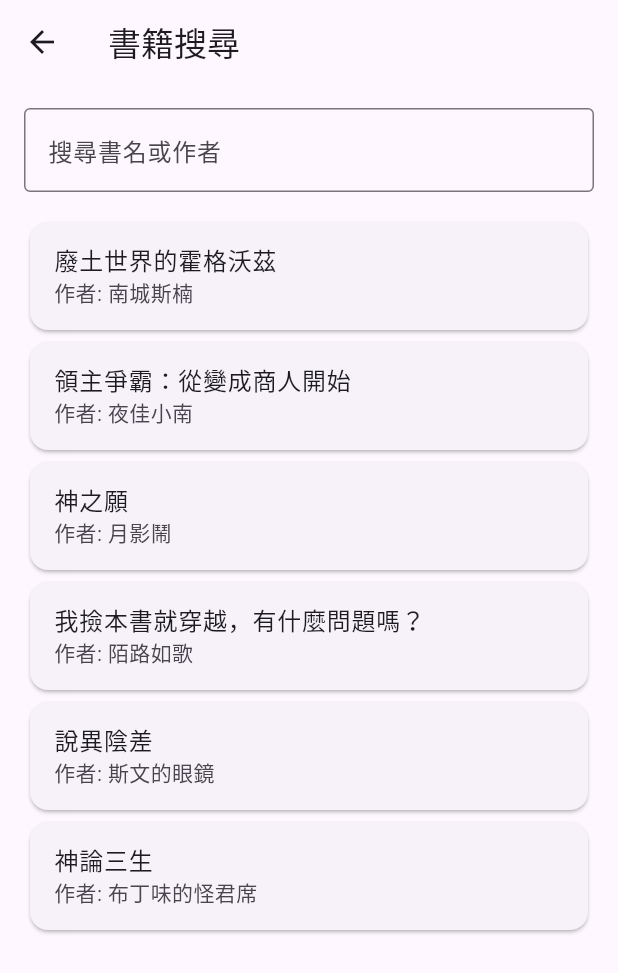
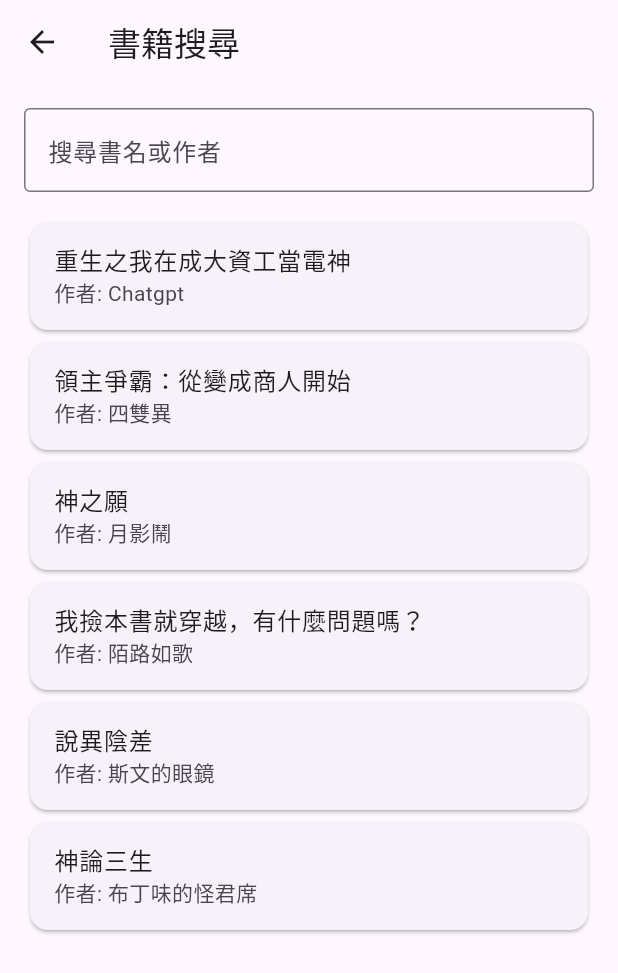
Before and after one commit to Ethan921001/novel_app, a Flutter app: the SearchPage screen opened directly, on a phone screen of 412 x 824 dp. Shown: the top 973 px of the screen. Run offline on Flutter 3.47's test engine with Material 3 defaults, Android fonts, the phone set to English and light mode, and no system bars; our stand-ins replace flutter_tts.

Commit message:
Update reedPage Update images

```diff
--- a/assets/books/book0/chapter1.txt
+++ b/assets/books/book0/chapter1.txt
@@ -1 +1,43 @@
-和朋友一起追劇，不錯過最新、最熱門、最潮的話題大劇，即時分享娛樂影音，展開精彩生活故事，LINE TV是您的追劇第一選擇！
+第一章：我龍傲天，鏟薯條鏟到過勞死
+
+龍傲天曾經懷抱著成為電神的夢想，滿懷壯志地踏入了成大資工的大門。
+
+他以為自己將會站上演算法競賽的巔峰，Python一出誰與爭鋒，C++寫到讓教授下跪。
+然而現實比 Dijkstra 還要冷酷無情。
+
+大一的微積分，讓他一度懷疑自己是不是上錯系；大二的資料結構，把他敲進了人生的黑洞；到了大三，他以為自己熬過了地獄，沒想到**「機率」**一門課就讓他直接升天。
+
+那年冬天，他帶著累積45學分不及格的輝煌戰績，被二一退學，成為資工系的都市傳說。
+
+從學校出來後，他四處打工，最後落腳在永康的麥當勞。每天鏟薯條、清油鍋、被店長罵，一日復一日。直到有一天，他連人帶薯條一起倒在後場地板上，油味與疲憊交織成一幅慘烈的社會寫實畫。
+
+他，死了。
+
+但命運卻沒有放過他。
+
+第二章：回到大一，我要手刃全卷系！
+睜開眼的那一刻，龍傲天猛地坐起身，嚇得室友從床上掉下來。
+
+「你幹嘛啦？大一上第一天耶，別嚇我啊！」室友說完繼續穿外套，準備去上八點的程設。
+
+大一？
+程設？
+這不是我被學長陰掉、寫到吐血的那門地獄課嗎？！
+
+他低頭一看，桌上那本《C語言設計與邏輯思維》封面還帶著沒撕乾淨的塑膠封膜，一切都那麼熟悉，那麼……讓人PTSD發作。
+
+我……重生了？
+
+腦中彷彿開啟了某種資料庫，過去三年他被課程肆虐的記憶，還有無數被他苦背下來的考古題，全都湧現。
+
+他顫抖著手打開筆電，登入iLMS，果然——現在才九月，所有課都還沒開打。
+
+他冷笑一聲，眼神中燃起復仇的怒火。
+
+「好……既然老天給我重來的機會——」
+
+「這次，我要當電神！」
+
+「我要讓卷哥卷姐在我面前瑟瑟發抖，讓學長姐懷疑人生，讓教授跪求我不要問問題！」
+
+要繼續寫主角如何吊打卷哥、課堂內外瘋狂刷題、用考古題做出機器學習預測考題模型（？），或是攻略學姐，歡迎告訴我你想要的風格：熱血？搞笑？諷刺？戀愛加持？我可以幫你繼續發展這部重生爽文。
--- a/assets/books/book0/chapter2.txt
+++ b/assets/books/book0/chapter2.txt
@@ -1 +1,3 @@
+第二章
+
 114上學期 COURSERA課程帳號申請登記: 即日起~6/9(一)請有興趣的同學(限本系學生,不含雙主修輔系學生)填寫登記，名額為55名，如申請人數過多，將依公告規定申請順位及登記先後順序進行核定，至名額額滿為止。
--- a/assets/books/book0/chapter3.txt
+++ b/assets/books/book0/chapter3.txt
@@ -1,3 +1,5 @@
+第三章
+
 1.    帳號權限：在學期間以獲取一次為限 ，每次一學期。(曾獲帳號權限如再次申請，雙語辦公室將檢核後剃除)
 
 2.    申請順位：大二→大四→大三→大一(114學年上學期時編列的年級)。
@@ -15,3 +17,24 @@
 
 
 若有其他相關規定將會陸續公告於系網頁，請同學們多加留意!
+
+
+114學年度資訊工程系博士班新生報到注意事項
+重要
+2025.05.27
+同學請注意:
+
+
+1.請先詳閱報到通知書內容
+
+2.上網登錄學籍基本資料（請至本校首頁/在校學生/新生服務/新生基本資料登錄），並將新生基本資料表、綜合資料表與兵役調查表(男生)印出於報到時交
+
+3.至本系表單填寫資料表https://docs.google.com/forms/d/e/1FAIpQLScR5i7eyh2rf0Spo3SL7Y74Znzxp1fDjKn-ROaajkykmndOZw/viewform
+
+(推甄生第一次報到已填過免填)
+
+4.畢業證書(須查驗正本及繳交影本一份)，請先自行準備好影本，右上角寫研究所學號，還未領有畢業證書者，請簽署切結書(如附件)並且出示學生證
+
+5.錄取通知單(正本驗畢歸還)
+
+6.  "指導教授同意書"於報到後一個月內繳交為原則，以簽妥交至系辦為準
--- /dev/null
+++ b/assets/books/book0/intro.txt
@@ -0,0 +1 @@
+龍傲天因為被二一沒能從成大資工畢業，從學校離開後去麥當勞鏟薯條，最終過勞死，睜開眼睛後，發現自己回到了大一的時候，並且保留了前世考古題的記憶，手刃系上的卷哥卷姐
--- a/lib/book.dart
+++ b/lib/book.dart
@@ -3,14 +3,13 @@ import 'package:flutter/services.dart' show rootBundle;
 class Book {
   final String title;
   final String author;
-  final String chapter;
   final String date;
   final int views;
   final int favorites;
   final String content; // 新增：章節內容
   final String image; // 封面
 
-  Book(this.title, this.author, this.chapter, this.date, this.views, this.favorites, this.content, this.image);
+  Book(this.title, this.author, this.date, this.views, this.favorites, this.content, this.image);
 }
 
 Future<String> loadBookText(String path) async {
--- a/lib/book_data.dart
+++ b/lib/book_data.dart
@@ -1,10 +1,10 @@
 import 'book.dart';
 
 final List<Book> books = [
-  Book("廢土世界的霍格沃茲", "南城斯楠", "第36章 歷史的另一個角度", "2023/05/15", 23, 0, 'assets/books/chapter1.txt','assets/images/book.png'),
-  Book("領主爭霸：從變成商人開始", "夜佳小南", "四雙異", "2023/05/15", 0, 0,'assets/books/chapter1.txt','assets/images/book.png'),
-  Book("神之願", "月影鬧", "第13章 準備出發", "2023/05/15", 0, 0,'assets/books/chapter1.txt','assets/images/book.png'),
-  Book("我撿本書就穿越，有什麼問題嗎？", "陌路如歌", "三千粉絲掉票包，求支持", "2023/05/15", 60, 12,'assets/books/chapter1.txt','assets/images/book.png'),
-  Book("說異陰差", "斯文的眼鏡", "第9章 精靈能力", "2023/05/15", 0, 0,'assets/books/chapter1.txt','assets/images/book.png'),
-  Book("神論三生", "布丁味的怪君席", "第8章 絕推", "2023/05/15", 0, 0,'assets/books/chapter1.txt','assets/images/book.png'),
+  Book("重生之我在成大資工當電神", "Chatgpt",  "2025/05/30", 23, 0, 'assets/books/book0','assets/images/book0.jpg'),
+  Book("領主爭霸：從變成商人開始", "四雙異", "2023/05/15", 0, 0,'assets/books/book1','assets/images/no_image.png'),
+  Book("神之願", "月影鬧", "2023/05/15", 0, 0,'assets/books/boo2','assets/images/no_image.png'),
+  Book("我撿本書就穿越，有什麼問題嗎？", "陌路如歌", "2023/05/15", 60, 12,'assets/books/book3','assets/images/no_image.png'),
+  Book("說異陰差", "斯文的眼鏡", "2023/05/15", 0, 0,'assets/books/book4','assets/images/no_image.png'),
+  Book("神論三生", "布丁味的怪君席", "2023/05/15", 0, 0,'assets/books/book5','assets/images/no_image.png'),
 ];
```
Also changed, not shown: lib/main.dart (+17 -2 lines), lib/readPage.dart (+58 -12 lines), pubspec.yaml (+11 -4 lines), assets/books/book1/chapter1.txt (added), assets/books/book2/chapter1.txt (added), assets/books/book3/chapter1.txt (added), assets/books/book4/chapter1.txt (added), assets/books/book5/chapter1.txt (added), assets/images/book.png (deleted), assets/images/book0.jpg (added), assets/images/no_image.png (added).
